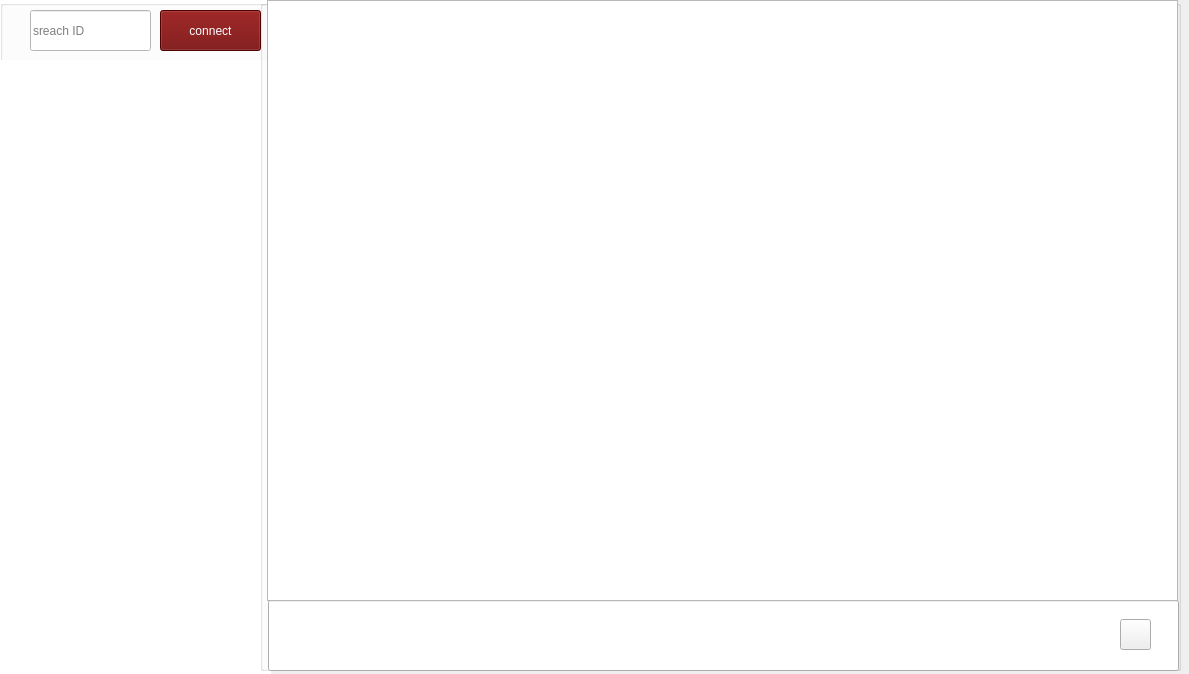
Before: the Qt Designer form chatroom.ui in Pourya231/converso, drawn with Qt 5.
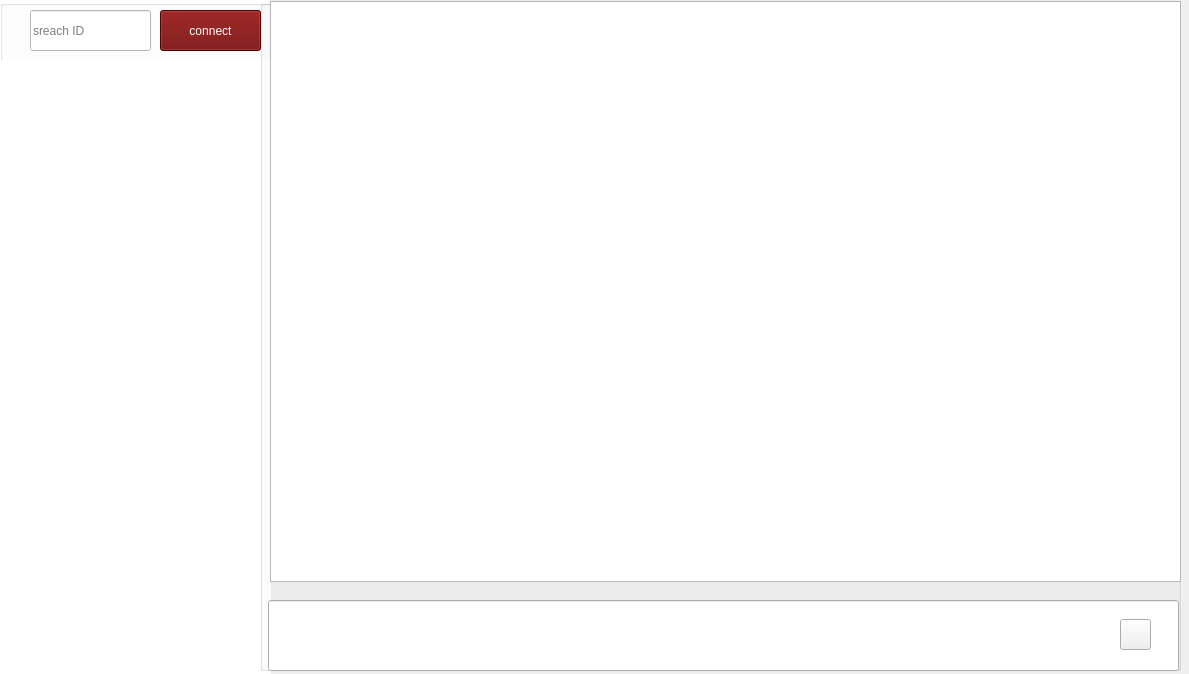
After: the same form once the commit is applied. Icons and pictures are not drawn.

Diff of the .ui file:
```diff
--- a/chatroom.ui
+++ b/chatroom.ui
@@ -137,27 +137,19 @@
       <string/>
      </property>
     </widget>
-    <widget class="QPlainTextEdit" name="plainTextEdit">
+    <widget class="QListWidget" name="listWidget_2">
      <property name="geometry">
       <rect>
-       <x>7</x>
-       <y>0</y>
+       <x>10</x>
+       <y>1</y>
        <width>911</width>
-       <height>601</height>
+       <height>581</height>
       </rect>
      </property>
      <property name="styleSheet">
       <string notr="true">background-image: url(:/new/prefix1/chatbackground.jpg);
-color: rgb(255, 255, 255);
-font: 75 20pt &quot;MS Shell Dlg 2&quot;;
-
-</string>
-     </property>
-     <property name="frameShadow">
-      <enum>QFrame::Sunken</enum>
-     </property>
-     <property name="plainText">
-      <string/>
+font: 18pt &quot;MS Shell Dlg 2&quot;;
+color: rgb(255, 255, 255);</string>
      </property>
     </widget>
    </widget>
```
